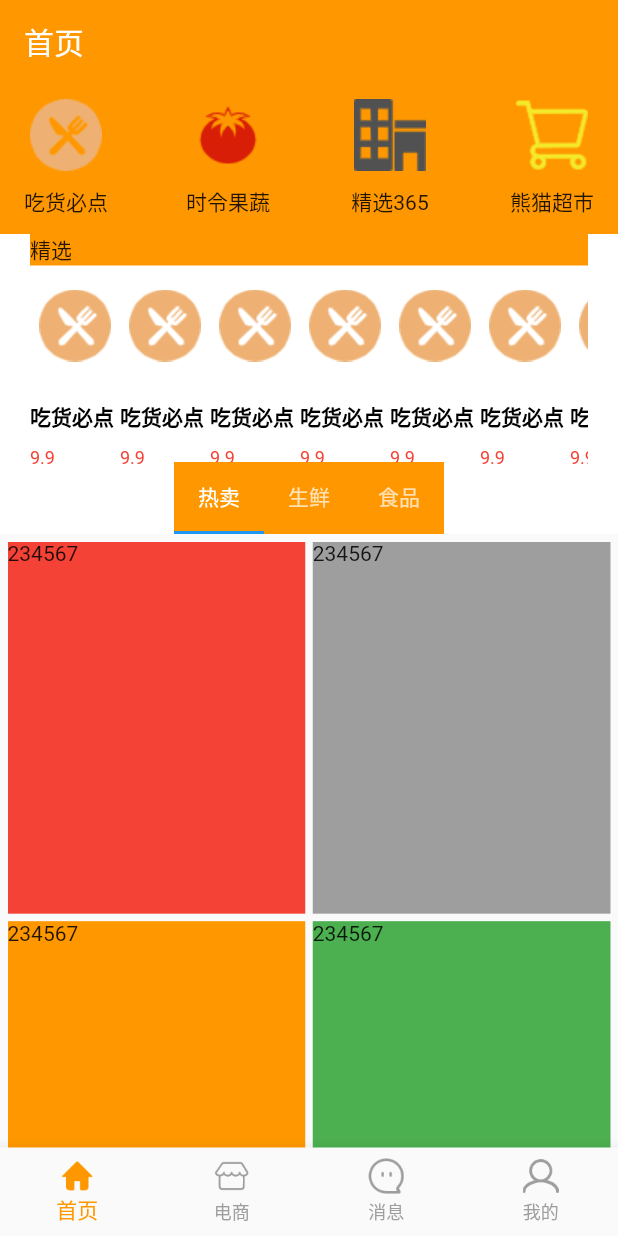
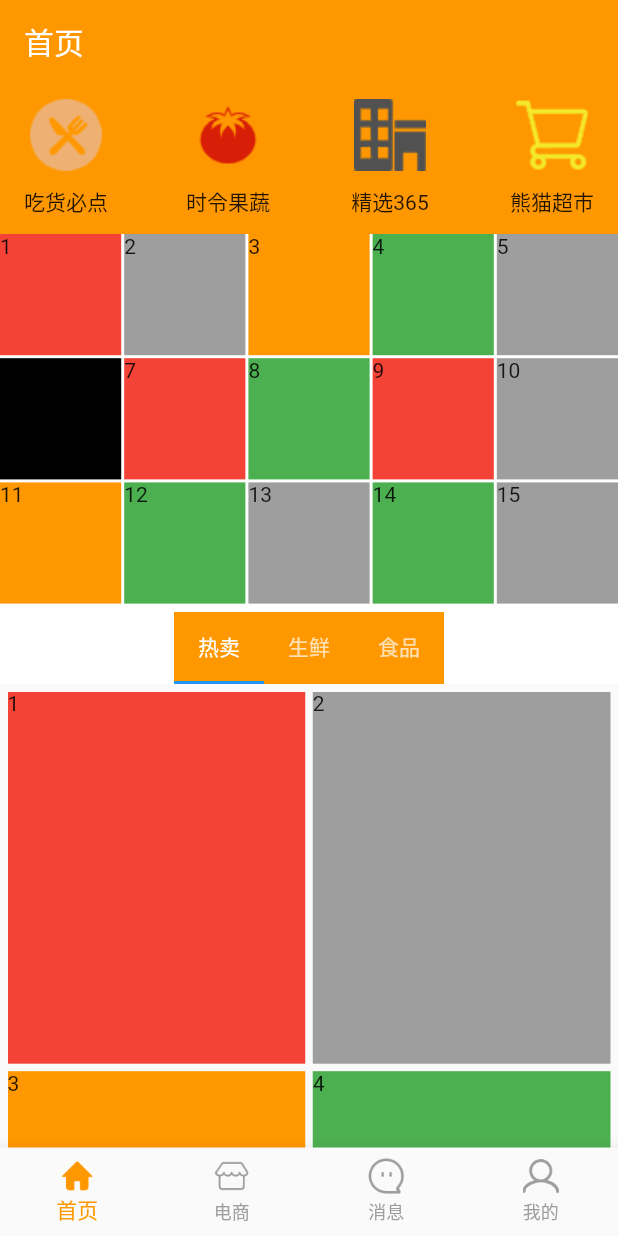
Before and after one commit to tubie/JFMeiTuan_Flutter, a Flutter app: the screen it shows after launch, on a phone screen of 412 x 824 dp. Run offline on Flutter 3.47's test engine with Material 2 defaults, Android fonts, the phone set to English and light mode, and no system bars.

Commit message:
首页UI

```diff
--- a/lib/src/ecommerce/view/PagingView.dart
+++ b/lib/src/ecommerce/view/PagingView.dart
@@ -27,14 +27,14 @@ class _PagingView extends State<PagingView> {
           childAspectRatio: 0.8, //宽高比 宽相对于高的倍数
         ),
         children: [
-          Container(height: 100,child: Text('234567'),color: Colors.red,),
-          Container(height: 100,child: Text('234567'),color: Colors.grey,),
-          Container(height: 100,child: Text('234567'),color: Colors.orange,),
-          Container(height: 100,child: Text('234567'),color: Colors.green,),
-          Container(height: 100,child: Text('234567'),color: Colors.grey,),
-          Container(height: 100,child: Text('234567'),color: Colors.white,),
-          Container(height: 100,child: Text('234567'),color: Colors.red,),
-          Container(height: 100,child: Text('234567'),color: Colors.green,),
+          Container(height: 100,child: Text('1'),color: Colors.red,),
+          Container(height: 100,child: Text('2'),color: Colors.grey,),
+          Container(height: 100,child: Text('3'),color: Colors.orange,),
+          Container(height: 100,child: Text('4'),color: Colors.green,),
+          Container(height: 100,child: Text('5'),color: Colors.grey,),
+          Container(height: 100,child: Text('6'),color: Colors.white,),
+          Container(height: 100,child: Text('7'),color: Colors.red,),
+          Container(height: 100,child: Text('8'),color: Colors.green,),
 
         ],
       ),
--- /dev/null
+++ b/lib/src/home/view/HomeClassificationWidget.dart
@@ -0,0 +1,87 @@
+import 'package:flutter/material.dart';
+
+class HomeClassificationWidget extends StatefulWidget {
+
+  HomeClassificationWidget({
+    Key key,
+  }) : super(key: key);
+
+  @override
+  State<StatefulWidget> createState() => _HomeClassificationWidget();
+}
+
+class _HomeClassificationWidget extends State<HomeClassificationWidget> {
+  @override
+  Widget build(BuildContext context) {
+    final size =MediaQuery.of(context).size;
+    final width =size.width;
+    return Padding(
+      padding: EdgeInsets.only(left: 0, right: 0),
+      child: ListView(
+        scrollDirection: Axis.horizontal,
+        children: [
+         Container(height: 250,width: width, color: Colors.white,
+         child: GridView(
+           gridDelegate: SliverGridDelegateWithFixedCrossAxisCount(
+             crossAxisCount: 5, //列数
+             mainAxisSpacing: 2.0, //行间距
+             crossAxisSpacing: 2.0, //列间距
+             childAspectRatio: 1, //宽高比 宽相对于高的倍数
+           ),
+           children: [
+             Container( child: Text('1'),color: Colors.red,),
+             Container(child: Text('2'),color: Colors.grey,),
+             Container( child: Text('3'),color: Colors.orange,),
+             Container(child: Text('4'),color: Colors.green,),
+             Container(child: Text('5'),color: Colors.grey,),
+             Container(child: Text('6'),color: Colors.black,),
+             Container(child: Text('7'),color: Colors.red,),
+             Container(child: Text('8'),color: Colors.green,),
+             Container( child: Text('9'),color: Colors.red,),
+             Container(child: Text('10'),color: Colors.grey,),
+             Container( child: Text('11'),color: Colors.orange,),
+             Container(child: Text('12'),color: Colors.green,),
+             Container(child: Text('13'),color: Colors.grey,),
+             Container(child: Text('14'),color: Colors.green,),
+             Container(child: Text('15'),color: Colors.grey,),
+
+           ],
+         ),),
+
+          Container(height: 250,width: width, color: Colors.white,
+            child: GridView(
+              gridDelegate: SliverGridDelegateWithFixedCrossAxisCount(
+                crossAxisCount: 5, //列数
+                mainAxisSpacing: 2.0, //行间距
+                crossAxisSpacing: 2.0, //列间距
+                childAspectRatio: 1, //宽高比 宽相对于高的倍数
+              ),
+              children: [
+                Container( child: Text('1'),color: Colors.red,),
+                Container(child: Text('2'),color: Colors.grey,),
+                Container( child: Text('3'),color: Colors.orange,),
+                Container(child: Text('4'),color: Colors.green,),
+                Container(child: Text('5'),color: Colors.grey,),
+                Container(child: Text('6'),color: Colors.black,),
+                Container(child: Text('7'),color: Colors.red,),
+                Container(child: Text('8'),color: Colors.green,),
+                Container( child: Text('9'),color: Colors.red,),
+                Container(child: Text('10'),color: Colors.grey,),
+                Container( child: Text('11'),color: Colors.orange,),
+                Container(child: Text('12'),color: Colors.green,),
+                Container(child: Text('13'),color: Colors.grey,),
+                Container(child: Text('14'),color: Colors.green,),
+                Container(child: Text('15'),color: Colors.grey,),
+
+              ],
+            ),),
+        ],
+      ),
+    );
+  }
+
+  @override
+  initState() {
+    super.initState();
+  }
+}
--- a/lib/src/home/view/HomePagingWidget.dart
+++ b/lib/src/home/view/HomePagingWidget.dart
@@ -1,9 +1,8 @@
 import 'package:flutter/material.dart';
-import 'package:meituanflutter/src/ecommerce/view/ClassificationWidget.dart';
 import 'package:meituanflutter/src/ecommerce/view/FeaturedWidget.dart';
 import 'package:meituanflutter/src/ecommerce/view/PagingView.dart';
-
-import 'HomeTopClassificationWidget.dart';
+import 'package:meituanflutter/src/home/view/HomeClassificationWidget.dart';
+import 'package:meituanflutter/src/home/view/HomeToolWidget.dart';
 
 class HomePagingWidget extends StatefulWidget {
   HomePagingWidget({
@@ -37,7 +36,7 @@ class _HomePagingWidget extends State<HomePagingWidget>
             SliverAppBar(
                 pinned: true,
                 floating: true,
-                expandedHeight: 300,
+                expandedHeight: 400,
                 flexibleSpace: FlexibleSpaceBar(
                   collapseMode: CollapseMode.pin,
                   background: Container(
@@ -49,31 +48,34 @@ class _HomePagingWidget extends State<HomePagingWidget>
                         Container(
 //                        color: Colors.white,
                           height: 100,
-                          child: HomeTopClassificationWidget(),
+                          child: HomeToolWidget(),
                         ),
                         Container(
-                          height: 200,
+                          height: 300,
 //                        color: Colors.white,
-
-                          child: FeaturedWidget(),
+                          child: Padding(
+                            padding: EdgeInsets.only(bottom: 50),
+                            child: HomeClassificationWidget(),
+                          ),
                         ),
                       ],
                     ),
                   ),
                 ),
-                bottom:
-                PreferredSize(
-                  preferredSize: Size.fromHeight(30),
+                bottom: PreferredSize(
+                  preferredSize: Size.fromHeight(50),
                   child: Material(
                     color: Colors.orange,
-                    child: TabBar(isScrollable: true, controller: _tabController, tabs: [
-                      Tab(text: "热卖"),
-                      Tab(text: "生鲜"),
-                      Tab(text: "食品"),
-                    ]),
+                    child: TabBar(
+                        isScrollable: true,
+                        controller: _tabController,
+                        tabs: [
+                          Tab(text: "热卖"),
+                          Tab(text: "生鲜"),
+                          Tab(text: "食品"),
+                        ]),
                   ),
-                )
-            ),
+                )),
           ];
         },
       ),
--- a/lib/src/home/view/HomeTopClassificationWidget.dart
+++ b/lib/src/home/view/HomeToolWidget.dart
@@ -1,16 +1,16 @@
 import 'package:flutter/material.dart';
 import 'package:meituanflutter/src/ecommerce/view/ClassificationItem.dart';
 
-class HomeTopClassificationWidget extends StatefulWidget {
-  HomeTopClassificationWidget({
+class HomeToolWidget extends StatefulWidget {
+  HomeToolWidget({
     Key key,
   }) : super(key: key);
 
   @override
-  State<StatefulWidget> createState() => _HomeTopClassificationWidget();
+  State<StatefulWidget> createState() => _HomeToolWidget();
 }
 
-class _HomeTopClassificationWidget extends State<HomeTopClassificationWidget> {
+class _HomeToolWidget extends State<HomeToolWidget> {
   @override
   Widget build(BuildContext context) {
     return Container(
```
